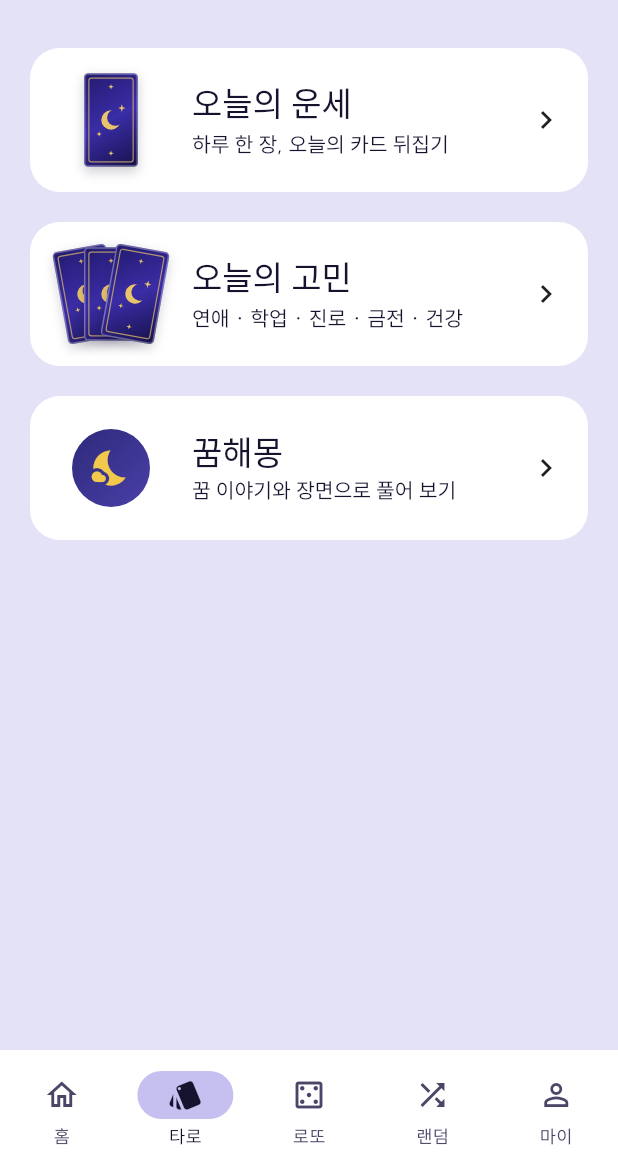
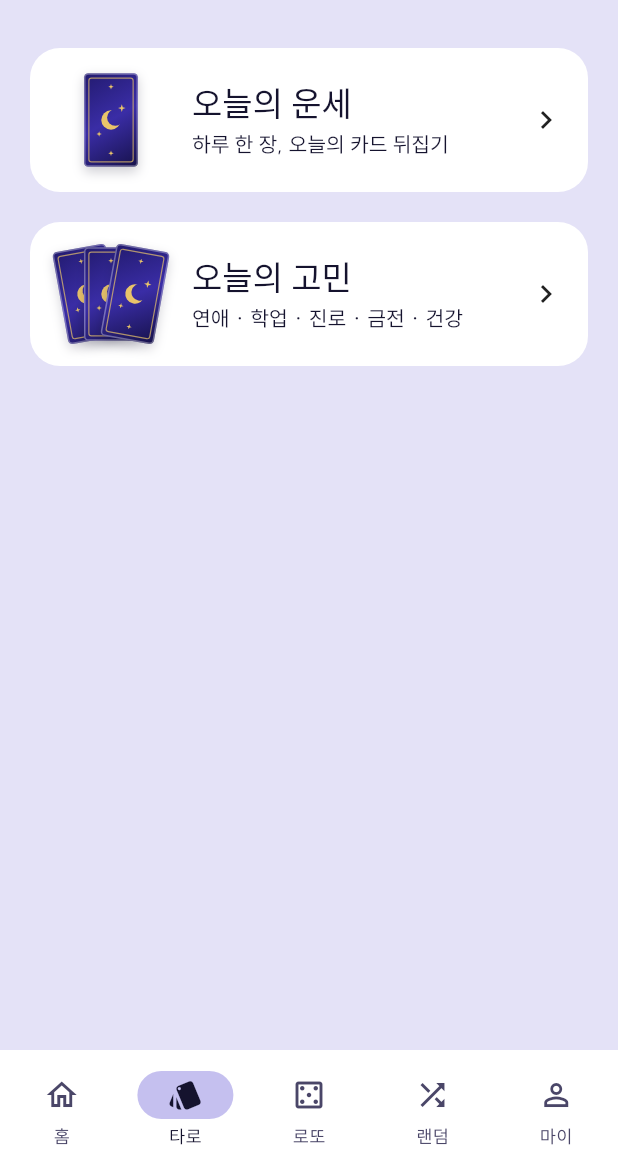
Before and after one commit to shlete/Oppop, a Flutter app: the screen it shows after launch, after a tap on "타로뽑기", on a phone screen of 412 x 824 dp, the part 66-1236 px from its top. Run offline on Flutter 3.47's test engine with Material 3 defaults, Android fonts, the phone set to English and light mode, and no system bars; our stand-ins replace firebase_core, flutter_riverpod, google_mobile_ads, share_plus, shared_preferences, web; missing offline and left inert: dart:js_interop, firebase_app_check, gal; accounts and stored records are empty; network calls fail; Roboto replaces fonts that are missing (IBMPlexSansKR); project files that could hold a hidden picture were left out.

Commit message:
꿈해몽을 해몽뽑기로 이름 바꾸고 홈 타일로 옮김 (홈 2x2)
Co-Authored-By: Claude Opus 5.5 (1M context) <noreply@anthropic.com>
Claude-Session: https://claude.ai/code/session_01FsZtawRLD1deWrySo6vrEK

```diff
--- a/lib/features/dream/dream_ai.dart
+++ b/lib/features/dream/dream_ai.dart
@@ -4,7 +4,7 @@ import 'package:http/http.dart' as http;
 
 import '../../core/firebase/app_check.dart';
 
-/// AI가 쓴 꿈해몽. 저장할 때 같이 남겨서 다시 만들지 않는다.
+/// AI가 쓴 해몽뽑기. 저장할 때 같이 남겨서 다시 만들지 않는다.
 class DreamAi {
   const DreamAi({
     required this.title,
@@ -41,7 +41,7 @@ class DreamAi {
   }
 }
 
-/// 꿈해몽 서버 (functions/의 dreamReading). 빌드할 때
+/// 해몽뽑기 서버 (functions/의 dreamReading). 빌드할 때
 /// `--dart-define=DREAM_READING_URL=...`로 바꾸거나 빈 값으로 끌 수 있다.
 /// 실패하면 null을 돌려주고, 화면은 키워드 해몽을 보여준다.
 class DreamAiClient {
--- a/lib/features/dream/dream_result_screen.dart
+++ b/lib/features/dream/dream_result_screen.dart
@@ -11,7 +11,7 @@ import 'dream_book.dart';
 import 'dream_state.dart';
 import 'saved_dreams_screen.dart';
 
-/// 꿈해몽 결과. 꿈 이야기를 적었으면 AI 해몽을 받아 오고, 고른 키워드의 해몽을 함께 보여준다.
+/// 해몽뽑기 결과. 꿈 이야기를 적었으면 AI 해몽을 받아 오고, 고른 키워드의 해몽을 함께 보여준다.
 /// [saved]를 넘기면 저장해 둔 결과를 다시 연다 (서버를 다시 부르지 않는다).
 class DreamResultScreen extends ConsumerStatefulWidget {
   const DreamResultScreen({
@@ -78,7 +78,7 @@ class _DreamResultScreenState extends ConsumerState<DreamResultScreen> {
     await saved.add(_record);
     messenger.showSnackBar(
       SnackBar(
-        content: const Text('꿈해몽을 저장했어요'),
+        content: const Text('해몽을 저장했어요'),
         action: SnackBarAction(
           label: '보기',
           onPressed: () => Navigator.of(
@@ -92,7 +92,7 @@ class _DreamResultScreenState extends ConsumerState<DreamResultScreen> {
   Future<void> _share(List<DreamSymbol> picked) async {
     final ai = _ai;
     final lines = [
-      '꿈해몽 · ${ai?.title ?? DreamBook.summary(picked)}',
+      '해몽뽑기 · ${ai?.title ?? DreamBook.summary(picked)}',
       if (ai != null) ai.reading,
       for (final s in picked) '${s.name}: ${s.meaning}',
       ai?.advice ?? DreamBook.advice(picked),
@@ -116,7 +116,7 @@ class _DreamResultScreenState extends ConsumerState<DreamResultScreen> {
     final empty = !_pending && ai == null && picked.isEmpty;
 
     return Scaffold(
-      appBar: AppBar(title: const Text('꿈해몽')),
+      appBar: AppBar(title: const Text('해몽뽑기')),
       body: SafeArea(
         child: book == null
             ? const Center(child: CircularProgressIndicator())
--- a/lib/features/dream/dream_screen.dart
+++ b/lib/features/dream/dream_screen.dart
@@ -9,7 +9,7 @@ import 'dream_result_screen.dart';
 import 'dream_state.dart';
 import 'saved_dreams_screen.dart';
 
-/// 꿈해몽: 꿈 속 장면을 고르거나 꿈 이야기를 직접 적는다. 둘 중 하나만 해도 된다.
+/// 해몽뽑기: 꿈 속 장면을 고르거나 꿈 이야기를 직접 적는다. 둘 중 하나만 해도 된다.
 class DreamScreen extends ConsumerStatefulWidget {
   const DreamScreen({super.key});
 
@@ -72,11 +72,11 @@ class _DreamScreenState extends ConsumerState<DreamScreen> {
     final scheme = Theme.of(context).colorScheme;
     return Scaffold(
       appBar: AppBar(
-        title: const Text('꿈해몽'),
+        title: const Text('해몽뽑기'),
         actions: [
           SavedListButton(
             count: saved.length,
-            tooltip: '저장한 꿈해몽',
+            tooltip: '저장한 해몽',
             onPressed: () => Navigator.of(context).push(
               MaterialPageRoute(builder: (_) => const SavedDreamsScreen()),
             ),
--- a/lib/features/dream/dream_state.dart
+++ b/lib/features/dream/dream_state.dart
@@ -5,7 +5,7 @@ import 'package:shared_preferences/shared_preferences.dart';
 
 import 'dream_ai.dart';
 
-/// 저장한 꿈해몽. 쓴 꿈 이야기는 이 기기에만 남는다.
+/// 저장한 해몽. 쓴 꿈 이야기는 이 기기에만 남는다.
 class SavedDream {
   const SavedDream({
     required this.id,
@@ -45,7 +45,7 @@ final savedDreamsProvider =
       SavedDreamsNotifier.new,
     );
 
-/// 기기에 저장한 꿈해몽 (최신순).
+/// 기기에 저장한 해몽 (최신순).
 class SavedDreamsNotifier extends Notifier<List<SavedDream>> {
   static const _key = 'dream.saved';
 
--- a/lib/features/dream/saved_dreams_screen.dart
+++ b/lib/features/dream/saved_dreams_screen.dart
@@ -5,7 +5,7 @@ import 'dream_book.dart';
 import 'dream_result_screen.dart';
 import 'dream_state.dart';
 
-/// 저장한 꿈해몽 목록.
+/// 저장한 해몽 목록.
 class SavedDreamsScreen extends ConsumerWidget {
   const SavedDreamsScreen({super.key});
 
@@ -14,9 +14,9 @@ class SavedDreamsScreen extends ConsumerWidget {
     final dreams = ref.watch(savedDreamsProvider);
     final book = ref.watch(dreamBookProvider).value;
     return Scaffold(
-      appBar: AppBar(title: const Text('저장한 꿈해몽')),
+      appBar: AppBar(title: const Text('저장한 해몽')),
       body: dreams.isEmpty
-          ? const Center(child: Text('아직 저장한 꿈해몽이 없어요'))
+          ? const Center(child: Text('아직 저장한 해몽이 없어요'))
           : ListView.builder(
               padding: const EdgeInsets.all(16),
               itemCount: dreams.length,
@@ -32,7 +32,7 @@ String savedDreamTitle(SavedDream dream, DreamBook? book) {
   if (dream.ai != null) return dream.ai!.title;
   final picked = [for (final id in dream.symbolIds) ?book?.byId(id)];
   if (picked.isNotEmpty) return DreamBook.summary(picked);
-  return '꿈해몽';
+  return '해몽뽑기';
 }
 
 /// 저장 목록과 마이 탭에서 쓰는 키워드 줄 (없으면 꿈 이야기 앞부분).
--- a/lib/features/home/home_screen.dart
+++ b/lib/features/home/home_screen.dart
@@ -4,8 +4,9 @@ import 'package:flutter/material.dart';
 
 import '../../core/theme.dart';
 import '../daily/daily_screen.dart';
+import '../dream/dream_screen.dart';
 
-/// 홈: 오늘의 뽑기를 가장 크게, 그 아래 타로·로또·랜덤 바로가기.
+/// 홈: 오늘의 뽑기를 가장 크게, 그 아래 타로·해몽·로또·랜덤 바로가기.
 class HomeScreen extends StatelessWidget {
   const HomeScreen({super.key, required this.onOpenTab});
 
@@ -35,6 +36,20 @@ class HomeScreen extends StatelessWidget {
                 ),
               ),
               const SizedBox(width: 12),
+              Expanded(
+                child: _MenuTile(
+                  title: '해몽뽑기',
+                  icon: Icons.nights_stay,
+                  onTap: () => Navigator.of(context).push(
+                    MaterialPageRoute(builder: (_) => const DreamScreen()),
+                  ),
+                ),
+              ),
+            ],
+          ),
+          const SizedBox(height: 12),
+          Row(
+            children: [
               Expanded(
                 child: _MenuTile(
                   title: '로또뽑기',
@@ -314,7 +329,7 @@ class _MenuTile extends StatelessWidget {
       child: InkWell(
         onTap: onTap,
         child: SizedBox(
-          height: 120,
+          height: 100,
           child: Column(
             mainAxisAlignment: MainAxisAlignment.center,
             children: [
--- a/lib/features/my/my_screen.dart
+++ b/lib/features/my/my_screen.dart
@@ -77,7 +77,7 @@ class MyScreen extends ConsumerWidget {
         _Record(
           at: d.savedAt,
           icon: Icons.nights_stay,
-          kind: '꿈해몽',
+          kind: '해몽뽑기',
           title: savedDreamTitle(d, dreamBook),
           detail: savedDreamDetail(d, dreamBook),
           onTap: () => open(DreamResultScreen.saved(d)),
@@ -123,7 +123,7 @@ class MyScreen extends ConsumerWidget {
               Expanded(
                 child: _CountTile(
                   icon: Icons.nights_stay,
-                  label: '꿈해몽',
+                  label: '해몽뽑기',
                   count: dreams.length,
                   onTap: () => open(const SavedDreamsScreen()),
                 ),
@@ -141,7 +141,7 @@ class MyScreen extends ConsumerWidget {
                   vertical: 28,
                 ),
                 child: Text(
-                  '아직 저장한 기록이 없어요\n타로 · 로또 · 오늘의 뽑기 · 꿈해몽에서 저장하면 여기에 모여요',
+                  '아직 저장한 기록이 없어요\n타로 · 로또 · 오늘의 뽑기 · 해몽뽑기에서\n저장하면 여기에 모여요',
                   textAlign: TextAlign.center,
                   style: text.bodyMedium,
                 ),
--- a/lib/features/settings/settings_screen.dart
+++ b/lib/features/settings/settings_screen.dart
@@ -60,7 +60,7 @@ class SettingsScreen extends ConsumerWidget {
           section('기록', [
             ListTile(
               title: const Text('저장 기록 전체 삭제'),
-              subtitle: const Text('타로 · 로또 · 오늘의 뽑기 · 꿈해몽 저장 기록을 모두 지워요'),
+              subtitle: const Text('타로 · 로또 · 오늘의 뽑기 · 해몽뽑기 저장 기록을 모두 지워요'),
               onTap: () => _confirmClear(context, ref),
             ),
           ]),
@@ -128,7 +128,7 @@ class SettingsScreen extends ConsumerWidget {
       builder: (context) => AlertDialog(
         title: const Text('기록을 모두 지울까요?'),
         content: const Text(
-          '타로 · 로또 · 오늘의 뽑기 · 꿈해몽 저장 기록이\n모두 지워지고 되돌릴 수 없어요.',
+          '타로 · 로또 · 오늘의 뽑기 · 해몽뽑기 저장 기록이\n모두 지워지고 되돌릴 수 없어요.',
         ),
         actions: [
           TextButton(
--- a/lib/features/tarot/tarot_screen.dart
+++ b/lib/features/tarot/tarot_screen.dart
@@ -2,14 +2,13 @@ import 'package:flutter/material.dart';
 import 'package:flutter_riverpod/flutter_riverpod.dart';
 
 import '../../core/widgets/saved_list_button.dart';
-import '../dream/dream_screen.dart';
 import 'consult_screen.dart';
 import 'daily_tarot_screen.dart';
 import 'saved_readings_screen.dart';
 import 'tarot_card_view.dart';
 import 'tarot_state.dart';
 
-/// 타로 메뉴: 오늘의 운세(1장) / 오늘의 고민(3장) / 꿈해몽.
+/// 타로 메뉴: 오늘의 운세(1장) / 오늘의 고민(3장).
 class TarotScreen extends ConsumerWidget {
   const TarotScreen({super.key});
 
@@ -49,15 +48,6 @@ class TarotScreen extends ConsumerWidget {
             color: scheme.surfaceContainerLowest,
             builder: (_) => const ConsultScreen(),
           ),
-          const SizedBox(height: 12),
-          _Entry(
-            title: '꿈해몽',
-            subtitle: '꿈 이야기와 장면으로 풀어 보기',
-            cards: 0,
-            art: const _DreamArt(),
-            color: scheme.surfaceContainerLowest,
-            builder: (_) => const DreamScreen(),
-          ),
         ],
       ),
     );
@@ -71,7 +61,6 @@ class _Entry extends StatelessWidget {
     required this.cards,
     required this.color,
     required this.builder,
-    this.art,
   });
 
   final String title;
@@ -79,9 +68,6 @@ class _Entry extends StatelessWidget {
   final int cards;
   final Color color;
   final WidgetBuilder builder;
-
-  /// 카드 대신 보여줄 그림.
-  final Widget? art;
 
   @override
   Widget build(BuildContext context) {
@@ -99,9 +85,7 @@ class _Entry extends StatelessWidget {
               SizedBox(
                 width: 76,
                 height: 64,
-                child:
-                    art ??
-                    Stack(
+                child: Stack(
                   alignment: Alignment.center,
                   children: [
                     for (var i = 0; i < cards; i++)
@@ -137,31 +121,3 @@ class _Entry extends StatelessWidget {
     );
   }
 }
-
-/// 꿈해몽 메뉴 그림: 밤하늘 카드에 달과 구름.
-class _DreamArt extends StatelessWidget {
-  const _DreamArt();
-
-  @override
-  Widget build(BuildContext context) {
-    return Center(
-      child: Container(
-        width: 52,
-        height: 52,
-        decoration: BoxDecoration(
-          shape: BoxShape.circle,
-          gradient: const LinearGradient(
-            begin: Alignment.topLeft,
-            end: Alignment.bottomRight,
-            colors: [Color(0xFF2E2A7A), Color(0xFF4A3FA8)],
-          ),
-        ),
-        child: const Icon(
-          Icons.nights_stay,
-          color: Color(0xFFF2C94C),
-          size: 28,
-        ),
-      ),
-    );
-  }
-}
```
Also changed, not shown: 2 other files. Lines whose indentation alone changed are shown as unchanged.
